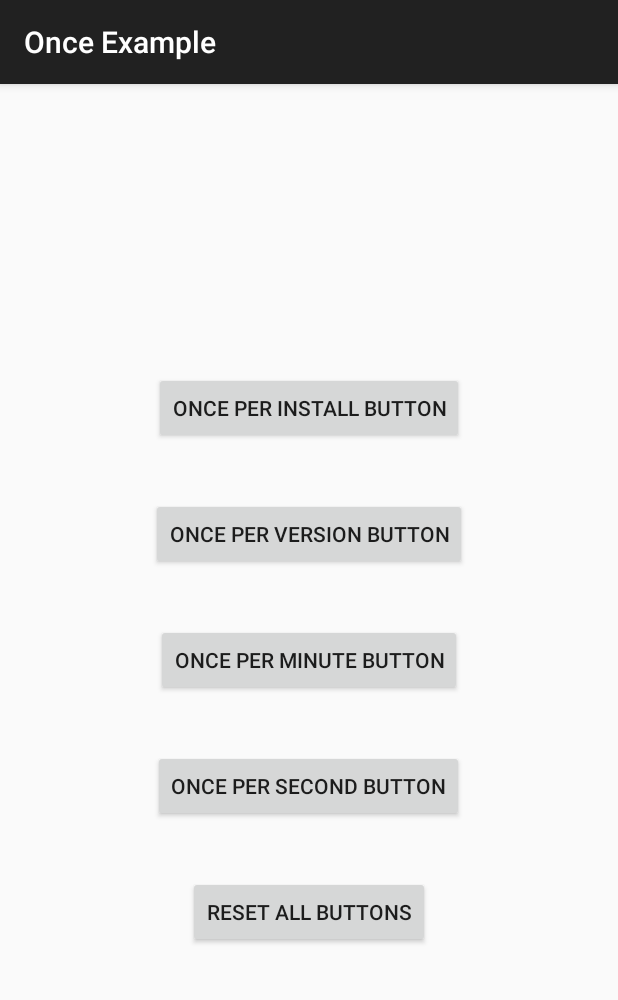
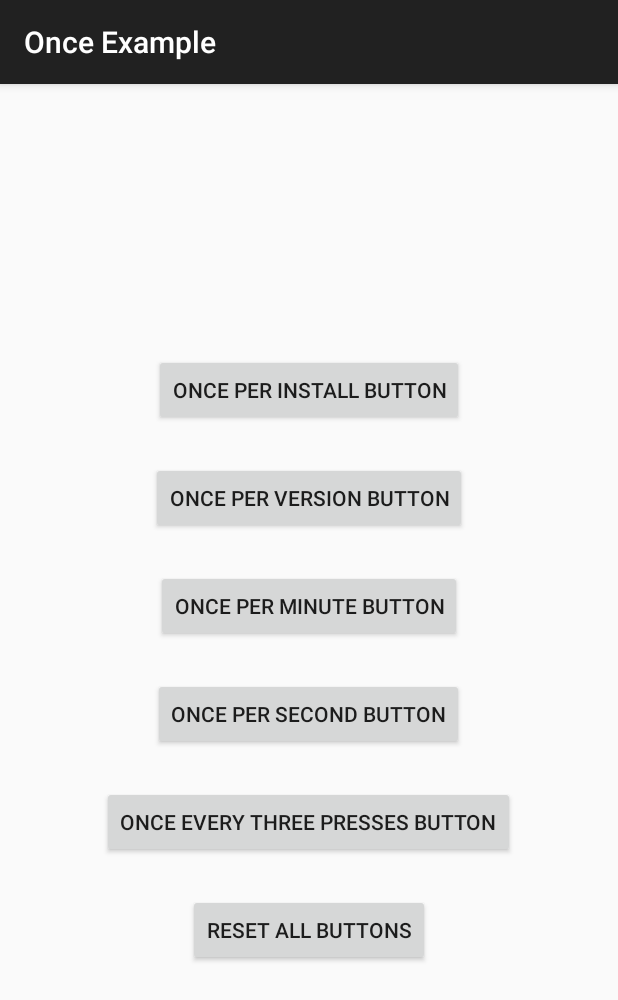
Before and after one commit to jonfinerty/Once, an Android app: the screen it shows after launch (MainActivity), on a phone screen of 412 x 824 dp. Shown: the top 1000 px of the screen. Run offline under Robolectric (Android 15) with nearby library versions, the phone set to English and light mode, and no system bars.

Commit message:
Add javadoc, example and bump version

```diff
--- a/once-example/build.gradle
+++ b/once-example/build.gradle
@@ -21,6 +21,6 @@ android {
 
 dependencies {
     compile fileTree(include: ['*.jar'], dir: 'libs')
-    compile 'com.android.support:appcompat-v7:23.1.1'
-    compile 'com.jonathanfinerty.once:once:0.5.0'
+    compile 'com.android.support:appcompat-v7:23.2.0'
+    compile 'com.jonathanfinerty.once:once:1.0.0'
 }
--- a/once-example/src/main/java/jonathanfinerty/onceexample/MainActivity.java
+++ b/once-example/src/main/java/jonathanfinerty/onceexample/MainActivity.java
@@ -11,8 +11,10 @@ import java.util.concurrent.TimeUnit;
 
 import jonathanfinerty.once.Once;
 
+import static jonathanfinerty.once.Amount.exactly;
 import static jonathanfinerty.once.Once.THIS_APP_INSTALL;
 import static jonathanfinerty.once.Once.beenDone;
+import static jonathanfinerty.once.Once.clearDone;
 import static jonathanfinerty.once.Once.markDone;
 
 public class MainActivity extends AppCompatActivity {
@@ -71,6 +73,19 @@ public class MainActivity extends AppCompatActivity {
             }
         });
 
+        Button oncePerThreePressesButton = (Button) findViewById(R.id.three_presses_button);
+        oncePerThreePressesButton.setOnClickListener(new View.OnClickListener() {
+            @Override
+            public void onClick(View v) {
+                String buttonPressedTag = "button pressed";
+                markDone(buttonPressedTag);
+                if (beenDone(buttonPressedTag, exactly(3))) {
+                    showDialog("This dialog should only appear once every three presses");
+                    clearDone(buttonPressedTag);
+                }
+            }
+        });
+
         Button resetButton = (Button) findViewById(R.id.reset_all_button);
         resetButton.setOnClickListener(new View.OnClickListener() {
             @Override
--- a/once-example/src/main/res/layout/activity_main.xml
+++ b/once-example/src/main/res/layout/activity_main.xml
@@ -14,29 +14,36 @@
         android:id="@+id/once_per_install_button"
         android:layout_width="wrap_content"
         android:layout_height="wrap_content"
-        android:layout_marginBottom="36dp"
+        android:layout_marginBottom="24dp"
         android:text="@string/per_install_button" />
 
     <Button
         android:id="@+id/once_per_version_button"
         android:layout_width="wrap_content"
         android:layout_height="wrap_content"
-        android:layout_marginBottom="36dp"
+        android:layout_marginBottom="24dp"
         android:text="@string/per_version_button" />
 
     <Button
         android:id="@+id/once_per_minute_button"
         android:layout_width="wrap_content"
         android:layout_height="wrap_content"
-        android:layout_marginBottom="36dp"
+        android:layout_marginBottom="24dp"
         android:text="@string/per_minute_button" />
 
     <Button
         android:id="@+id/once_per_second_button"
         android:layout_width="wrap_content"
         android:layout_height="wrap_content"
-        android:layout_marginBottom="36dp"
+        android:layout_marginBottom="24dp"
         android:text="@string/per_second_button" />
+
+    <Button
+        android:id="@+id/three_presses_button"
+        android:layout_width="wrap_content"
+        android:layout_height="wrap_content"
+        android:layout_marginBottom="24dp"
+        android:text="@string/three_presses_button" />
 
     <Button
         android:id="@+id/reset_all_button"
--- a/once-example/src/main/res/values/strings.xml
+++ b/once-example/src/main/res/values/strings.xml
@@ -5,5 +5,6 @@
     <string name="per_version_button">Once per version button</string>
     <string name="per_minute_button">Once per minute button</string>
     <string name="per_second_button">Once per second button</string>
+    <string name="three_presses_button">Once every three presses button</string>
     <string name="reset_all_button">Reset all buttons</string>
 </resources>
--- a/once/build.gradle
+++ b/once/build.gradle
@@ -2,7 +2,7 @@ apply plugin: 'com.android.library'
 apply plugin: 'com.github.dcendents.android-maven'
 apply plugin: "com.jfrog.bintray"
 
-version = "0.5.0"
+version = "1.0.0"
 
 android {
     compileSdkVersion 23
@@ -24,7 +24,7 @@ android {
 
 dependencies {
     compile fileTree(dir: 'libs', include: ['*.jar'])
-    compile 'com.android.support:support-annotations:23.1.1'
+    compile 'com.android.support:support-annotations:23.2.0'
 
     testCompile 'org.robolectric:robolectric:3.0-rc3'
 }
--- a/once/src/main/java/jonathanfinerty/once/PersistedMap.java
+++ b/once/src/main/java/jonathanfinerty/once/PersistedMap.java
@@ -3,20 +3,15 @@ package jonathanfinerty.once;
 import android.content.Context;
 import android.content.SharedPreferences;
 import android.support.annotation.NonNull;
-import android.support.annotation.Nullable;
 
 import java.util.ArrayList;
-import java.util.Arrays;
 import java.util.Collections;
-import java.util.HashSet;
 import java.util.List;
 import java.util.Map;
-import java.util.Set;
 import java.util.concurrent.ConcurrentHashMap;
 
 class PersistedMap {
 
-    private static final long KEY_NOT_FOUND_VALUE = -1;
     private static final String DELIMITER = ",";
 
     private final SharedPreferences preferences;
```
Also changed, not shown: once/src/main/java/jonathanfinerty/once/Once.java (+50 -11 lines), 1 other file.
